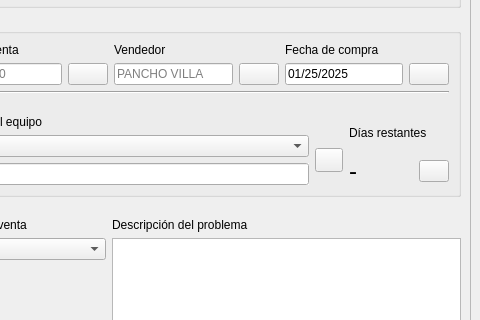
gabod22/Pixel-after-sell-reporter, file ui/aftersalesui.ui: the form before one commit; both pictures show x 87 to 567 and y 215 to 535 of the 567 by 785 pixel window.
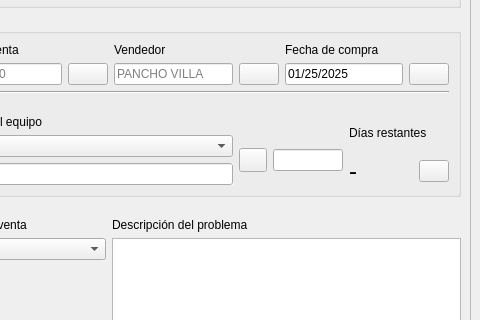
The form after the commit. Icons and pictures are not drawn.

Commit message: feat: Implement after-sales UI with Google Sheets and Trello integration.

Diff of the .ui file:
```diff
--- a/ui/aftersalesui.ui
+++ b/ui/aftersalesui.ui
@@ -475,6 +475,16 @@
                    </property>
                   </widget>
                  </item>
+                 <item>
+                  <widget class="QLineEdit" name="TxtModelCost">
+                   <property name="maximumSize">
+                    <size>
+                     <width>70</width>
+                     <height>16777215</height>
+                    </size>
+                   </property>
+                  </widget>
+                 </item>
                 </layout>
                </item>
               </layout>
```
The commit also changes 4 other files.
